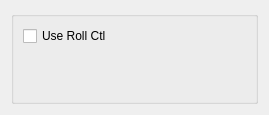
The window that release/scripts/mgear/shifter_classic_components/foot_bk_01/settingsUI.ui (mgear-dev/mgear4) describes before a commit, drawn with Qt 5.
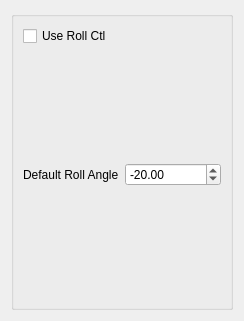
The same window after the commit.

Commit message: Shifter Component: Expose Foot roll default value in the component settings closes #90

The edit to the form file:
```diff
--- a/release/scripts/mgear/shifter_classic_components/foot_bk_01/settingsUI.ui
+++ b/release/scripts/mgear/shifter_classic_components/foot_bk_01/settingsUI.ui
@@ -6,41 +6,66 @@
    <rect>
     <x>0</x>
     <y>0</y>
-    <width>269</width>
-    <height>115</height>
+    <width>244</width>
+    <height>321</height>
    </rect>
   </property>
   <property name="windowTitle">
    <string>Form</string>
   </property>
-  <layout class="QGridLayout" name="gridLayout">
+  <layout class="QGridLayout" name="gridLayout_2">
    <item row="0" column="0">
     <widget class="QGroupBox" name="groupBox">
      <property name="title">
       <string/>
      </property>
-     <layout class="QGridLayout" name="gridLayout_2">
+     <layout class="QGridLayout" name="gridLayout">
       <item row="0" column="0">
-       <layout class="QVBoxLayout" name="verticalLayout_4">
-        <item>
-         <widget class="QCheckBox" name="useRollCtl_checkBox">
+       <widget class="QCheckBox" name="useRollCtl_checkBox">
+        <property name="text">
+         <string>Use Roll Ctl</string>
+        </property>
+       </widget>
+      </item>
+      <item row="1" column="0">
+       <layout class="QFormLayout" name="formLayout">
+        <item row="0" column="0">
+         <widget class="QLabel" name="maxStretch_label">
+          <property name="sizePolicy">
+           <sizepolicy hsizetype="MinimumExpanding" vsizetype="MinimumExpanding">
+            <horstretch>0</horstretch>
+            <verstretch>0</verstretch>
+           </sizepolicy>
+          </property>
           <property name="text">
-           <string>Use Roll Ctl</string>
+           <string>Default Roll Angle</string>
           </property>
          </widget>
         </item>
-        <item>
-         <spacer name="verticalSpacer">
-          <property name="orientation">
-           <enum>Qt::Vertical</enum>
+        <item row="0" column="1">
+         <widget class="QDoubleSpinBox" name="rollAngle_spinBox">
+          <property name="sizePolicy">
+           <sizepolicy hsizetype="MinimumExpanding" vsizetype="Fixed">
+            <horstretch>0</horstretch>
+            <verstretch>0</verstretch>
+           </sizepolicy>
           </property>
-          <property name="sizeHint" stdset="0">
-           <size>
-            <width>20</width>
-            <height>40</height>
-           </size>
+          <property name="decimals">
+           <number>2</number>
           </property>
-         </spacer>
+          <property name="minimum">
+           <double>-180.000000000000000</double>
+          </property>
+          <property name="maximum">
+           <double>180.000000000000000</double>
+          </property>
+          <property name="singleStep">
+           <double>5.000000000000000</double>
+          </property>
+          <property name="value">
+           <double>-20.000000000000000</double>
+          </property>
+         </widget>
         </item>
        </layout>
       </item>
```
The commit also changes 3 other files.
